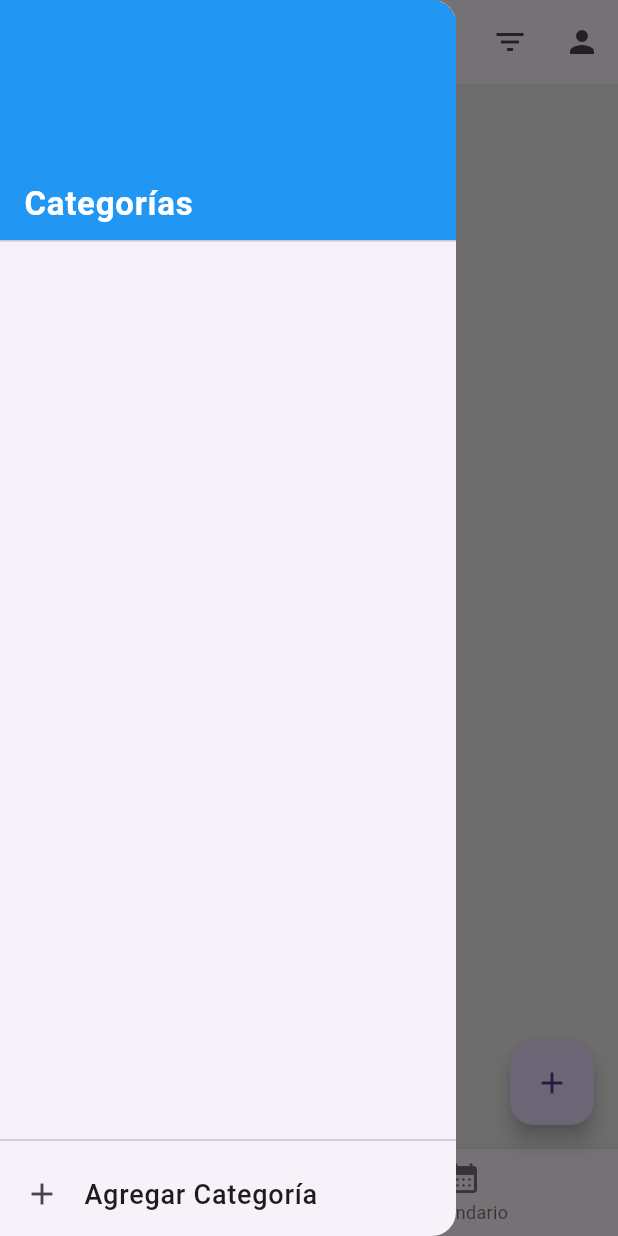
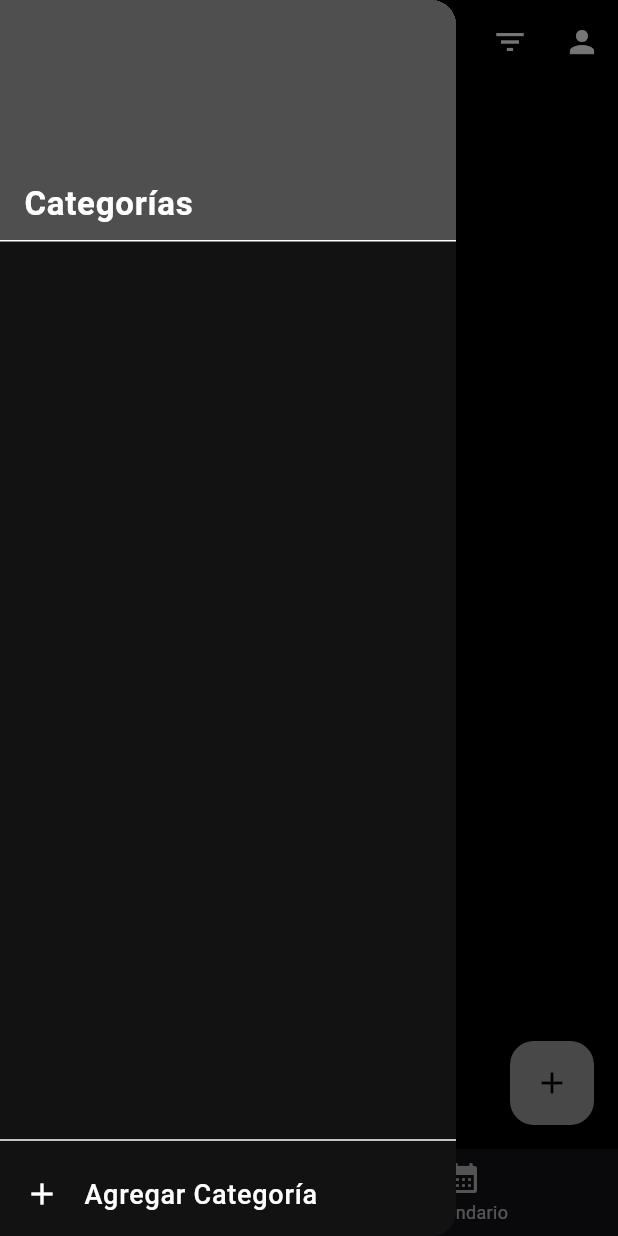
Before and after one commit to ISCOUTB/DS-todolist, a Flutter app: the screen it shows after launch, with the side drawer open, on a phone screen of 412 x 824 dp. Run offline on Flutter 3.47's test engine with Material 3 defaults, Android fonts, the phone set to English and light mode, and no system bars; drawn by our look-alikes of auto_size_text; our stand-ins replace cloud_firestore, connectivity_plus, firebase_auth, firebase_core, flutter_dotenv, flutter_local_notifications and 6 more; accounts and stored records are empty.

Commit message:
update v4.7 fixing theme

```diff
--- a/lib/components/categories_selector.dart
+++ b/lib/components/categories_selector.dart
@@ -70,7 +70,7 @@ class _CategoriesSelectorState extends State<CategoriesSelector> {
               value: "add_new",
               child: Row(
                 children: const [
-                  Icon(Icons.add, color: Colors.blue),
+                  Icon(Icons.add, color: Colors.white),
                   SizedBox(width: 8),
                   Text("Añadir nueva categoría"),
                 ],
--- a/lib/components/search_textfield.dart
+++ b/lib/components/search_textfield.dart
@@ -20,12 +20,18 @@ class SearchTextfield extends StatelessWidget {
       height: 40,
       margin: const EdgeInsets.symmetric(horizontal: 16),
       decoration: BoxDecoration(
-        color: Colors.white,
+        color: Color.fromARGB(69, 170, 170, 170),
         borderRadius: BorderRadius.circular(10),
       ),
       child: TextField(
+        style: const TextStyle(color: Colors.white), // Letras blancas
         decoration: const InputDecoration(
+          filled: true,
+          fillColor: Color.fromARGB(69, 170, 170, 170), // Fondo gris
           hintText: "Buscar tareas...",
+          hintStyle: TextStyle(
+            color: Color.fromARGB(179, 255, 255, 255),
+          ), // Hint blanco tenue
           prefixIcon: Icon(Icons.search),
           border: InputBorder.none,
           contentPadding: EdgeInsets.symmetric(vertical: 10),
--- a/lib/main.dart
+++ b/lib/main.dart
@@ -8,8 +8,8 @@ import 'package:to_do_list/models/task.dart';
 import 'package:to_do_list/screens/home_page.dart';
 import 'package:to_do_list/services/notification_service.dart';
 import 'package:to_do_list/services/task_notifier.dart';
+import 'package:to_do_list/theme/app_theme.dart'; // importa tu tema personalizado
 import 'package:hive_flutter/hive_flutter.dart';
-
 import 'package:get/get.dart';
 
 void main() async {
@@ -41,6 +41,10 @@ class MyApp extends StatelessWidget {
   // This widget is the root of your application.
   @override
   Widget build(BuildContext context) {
-    return GetMaterialApp(debugShowCheckedModeBanner: false, home: HomePage());
+    return GetMaterialApp(
+      debugShowCheckedModeBanner: false,
+      theme: AppTheme.darkTheme,
+      home: HomePage(),
+    );
   }
 }
--- /dev/null
+++ b/lib/theme/app_theme.dart
@@ -0,0 +1,44 @@
+import 'package:flutter/material.dart';
+
+class AppTheme {
+  static ThemeData darkTheme = ThemeData.dark().copyWith(
+    scaffoldBackgroundColor: Colors.black,
+    primaryColor: Colors.white,
+    appBarTheme: const AppBarTheme(
+      backgroundColor: Colors.black,
+      foregroundColor: Colors.white,
+      elevation: 0,
+    ),
+    textTheme: const TextTheme(
+      bodySmall: TextStyle(color: Colors.white),
+      bodyMedium: TextStyle(color: Color.fromARGB(255, 255, 255, 255)),
+      bodyLarge: TextStyle(color: Colors.white),
+      titleLarge: TextStyle(color: Colors.white, fontWeight: FontWeight.bold),
+      titleMedium: TextStyle(color: Colors.white, fontWeight: FontWeight.bold),
+      titleSmall: TextStyle(color: Colors.white, fontWeight: FontWeight.bold),
+    ),
+    inputDecorationTheme: InputDecorationTheme(
+      filled: true,
+      fillColor: Colors.white, // Color de fondo del campo de texto
+      hintStyle: TextStyle(
+        color: const Color.fromARGB(255, 0, 0, 0),
+      ), // Color del texto de sugerencia
+      border: OutlineInputBorder(
+        borderRadius: BorderRadius.circular(10),
+        borderSide: const BorderSide(color: Colors.grey),
+      ),
+    ),
+    textSelectionTheme: const TextSelectionThemeData(
+      cursorColor: Colors.white, // Color del cursor
+      selectionColor: Colors.grey, // Fondo de selección
+      selectionHandleColor: Colors.grey, // Color de los handles
+    ),
+    cardColor: Colors.grey[900],
+    iconTheme: const IconThemeData(color: Colors.white),
+    colorScheme: const ColorScheme.dark().copyWith(
+      primary: Colors.white,
+      secondary: Colors.grey,
+    ),
+    dialogTheme: DialogThemeData(backgroundColor: Colors.grey[850]),
+  );
+}
--- a/lib/widgets/drawer_widget.dart
+++ b/lib/widgets/drawer_widget.dart
@@ -63,12 +63,15 @@ class _DrawerWidgetState extends State<DrawerWidget> {
                   ),
                 ),
                 onTap: () {
-                  // Aquí puedes agregar la lógica para agregar una nueva categoría
+                  // la lógica para agregar una nueva categoría
                   showDialog(
                     context: context,
                     builder: (context) {
                       return AlertDialog(
-                        title: const Text('Agregar Categoría'),
+                        title: const Text(
+                          'Agregar Categoría', //Widget cateiora inicio
+                          style: TextStyle(color: Colors.white),
+                        ),
                         content: TextField(
                           onSubmitted: (value) async {
                             final storage =
@@ -84,6 +87,9 @@ class _DrawerWidgetState extends State<DrawerWidget> {
                           },
                           decoration: const InputDecoration(
                             hintText: 'Nombre de la categoría',
+                            hintStyle: TextStyle(
+                              color: Color.fromARGB(255, 0, 0, 0),
+                            ),
                           ),
                         ),
                       );
@@ -106,7 +112,14 @@ class _DrawerWidgetState extends State<DrawerWidget> {
           .loadTasks(); // Recargar tareas al tocar el encabezado
     },
     child: DrawerHeader(
-      decoration: const BoxDecoration(color: Colors.blue),
+      decoration: const BoxDecoration(
+        color: Color.fromARGB(
+          102,
+          170,
+          170,
+          170,
+        ), // Color de fondo del encabezado de "Categorias"
+      ),
       child: Container(
         alignment: AlignmentDirectional.bottomStart,
         child: AutoSizeText(
--- a/lib/widgets/task_widget.dart
+++ b/lib/widgets/task_widget.dart
@@ -11,7 +11,7 @@ class TaskWidget extends StatelessWidget {
     final tasks = context.watch<TaskNotifier>().tasks;
 
     return Container(
-      color: Colors.grey[200],
+      color: const Color.fromARGB(255, 0, 0, 0),
       child:
           tasks.isEmpty
               ? const Center(child: Text('No hay tareas disponibles'))
```
Also changed, not shown: lib/components/add_task_button.dart (+18 -3 lines), lib/components/edit_task_button.dart (+27 -7 lines), lib/widgets/list_item_widget.dart (+28 -25 lines), 2 other files.
